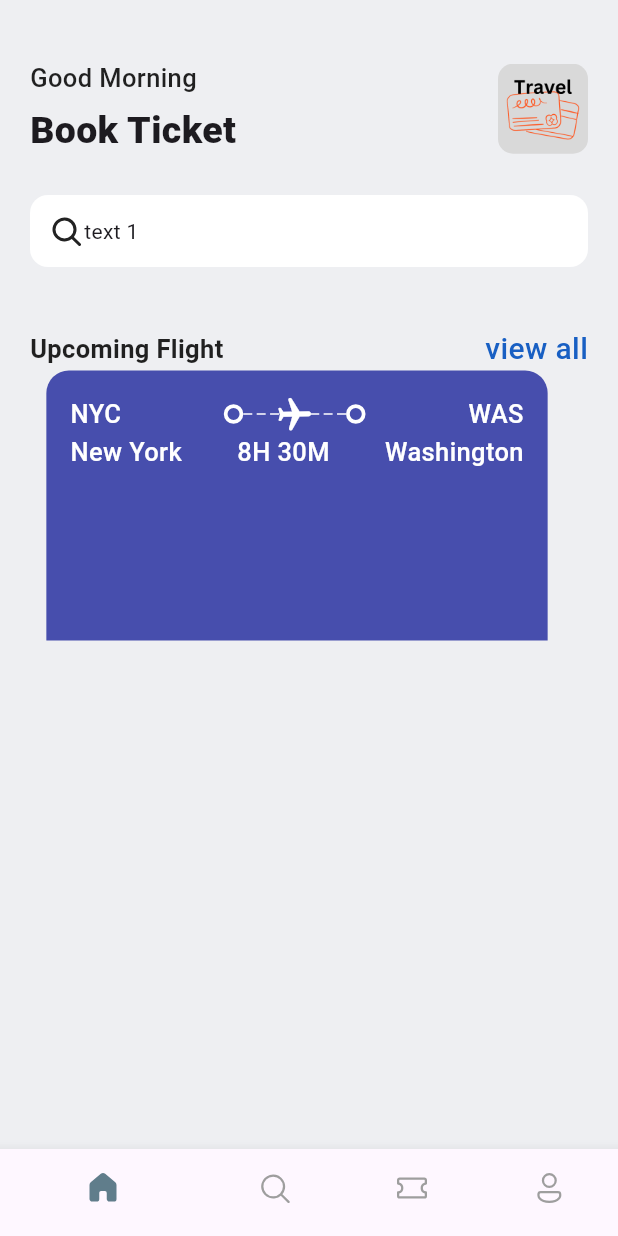
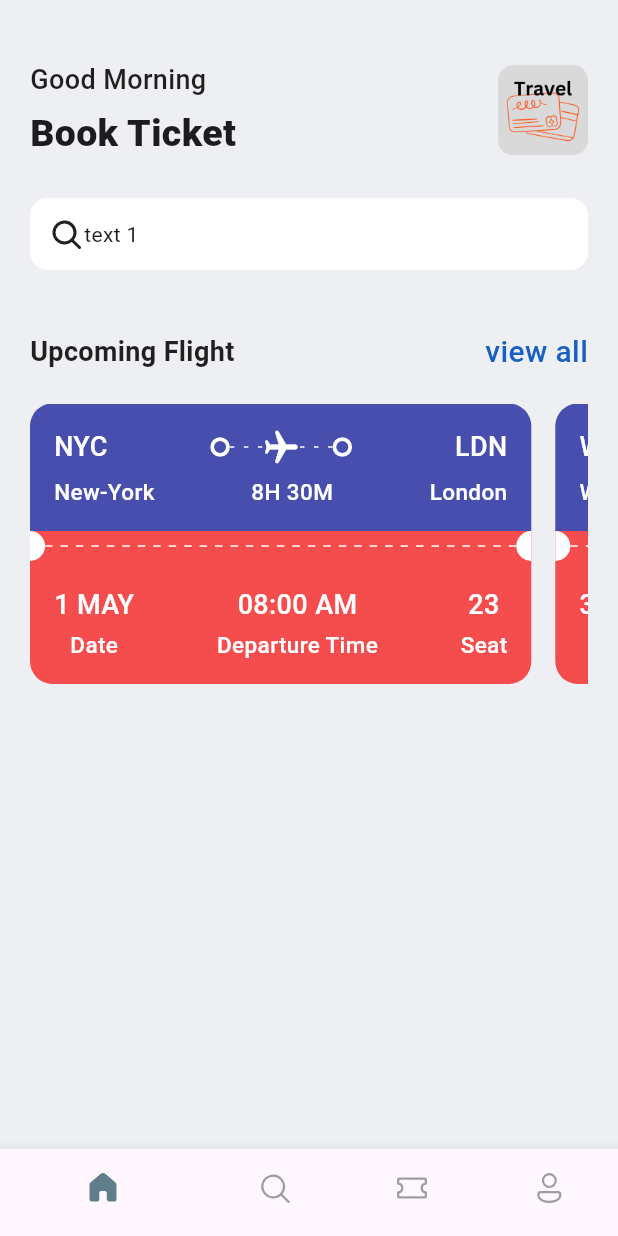
Before and after one commit to Jjphuan/Flutter-ticket_app, a Flutter app: the screen it shows after launch, on a phone screen of 412 x 824 dp. Run offline on Flutter 3.47's test engine with Material 3 defaults, Android fonts, the phone set to English and light mode, and no system bars; our stand-ins replace fluentui_icons.

Commit message:
update ticket scroll view

```diff
--- a/lib/base/res/Style/app_style.dart
+++ b/lib/base/res/Style/app_style.dart
@@ -7,10 +7,14 @@ class AppStyle {
   static Color primaryColor = primary;
   static Color textColor = Colors.black87;
   static Color inkWellColor = const Color.fromARGB(255, 24, 95, 195);
-  static Color tickerBlue = const Color.fromARGB(255, 71, 78, 173);
+  static Color ticketBlue = const Color.fromARGB(255, 71, 78, 173);
+  static Color ticketRed = const Color.fromARGB(255, 245, 77, 77);
 
   static TextStyle headTextSmall =
-      TextStyle(fontSize: 17, fontWeight: FontWeight.w500, color: textColor);
+      TextStyle(fontSize: 18, fontWeight: FontWeight.w500, color: textColor);
+
+  static TextStyle headTextSmaller =
+      TextStyle(fontSize: 15, fontWeight: FontWeight.w500, color: textColor);
 
   static TextStyle headTextBig =
       const TextStyle(fontSize: 25, fontWeight: FontWeight.w800);
--- /dev/null
+++ b/lib/base/utils/all_json.dart
@@ -0,0 +1,57 @@
+List<Map<String,dynamic>> ticketList = [
+  {
+    'from': {
+      'code': 'NYC',
+      'name': 'New-York'
+    },
+    'to':{
+      'code':'LDN',
+      'name': 'London'
+    },
+    'flying_time': '8H 30M',
+    'date': '1 MAY',
+    'departure_time': "08:00 AM",
+    'seat':23
+  },
+  {
+    'from': {
+      'code': 'WAS',
+      'name': 'Washington'
+    },
+    'to':{
+      'code':'LA',
+      'name': 'Los Angelas'
+    },
+    'flying_time': '6H 30M',
+    'date': '3 MAY',
+    'departure_time': "12:00 AM",
+    'seat':25
+  },
+  {
+    'from': {
+      'code': 'MIA',
+      'name': 'Miami'
+    },
+    'to':{
+      'code':'CHI',
+      'name': 'Chichago'
+    },
+    'flying_time': '9H 30M',
+    'date': '1 FEB',
+    'departure_time': "3:00 PM",
+    'seat':26
+  },{
+    'from': {
+      'code': 'LA',
+      'name': 'Los Angeles'
+    },
+    'to':{
+      'code':'NYC',
+      'name': 'New YOrk'
+    },
+    'flying_time': '12H 30M',
+    'date': '3 MARCH',
+    'departure_time': "1:00 PM",
+    'seat': 2
+  }
+];
--- /dev/null
+++ b/lib/base/widgets/big_circle.dart
@@ -0,0 +1,26 @@
+import 'package:flutter/material.dart';
+
+class BigCircle extends StatelessWidget {
+  final bool isRight;
+  const BigCircle({super.key, required this.isRight});
+
+  @override
+  Widget build(BuildContext context) {
+    return SizedBox(
+      height: 20,
+      width: 10,
+      child: DecoratedBox(
+          decoration: BoxDecoration(
+              color: Colors.white,
+              borderRadius: isRight==true? const BorderRadius.only(
+                  topLeft: Radius.circular(10),
+                  bottomLeft: Radius.circular(10)
+                  ): const BorderRadius.only(
+                    topRight: Radius.circular(10),
+                    bottomRight: Radius.circular(10)
+                  )
+              )
+          ),
+    );
+  }
+}
--- a/lib/base/widgets/builerlayout.dart
+++ b/lib/base/widgets/builerlayout.dart
@@ -2,26 +2,25 @@ import 'package:flutter/material.dart';
 
 class BuilderLayout extends StatelessWidget {
   final int randomDivider;
+  final double width;
 
-  const BuilderLayout({super.key,required this.randomDivider});
+  const BuilderLayout({super.key, required this.randomDivider, this.width=3});
 
   @override
   Widget build(BuildContext context) {
-    return LayoutBuilder(builder: (BuildContext context , BoxConstraints constraints){
+    return LayoutBuilder(
+        builder: (BuildContext context, BoxConstraints constraints) {
       return Flex(
         direction: Axis.horizontal,
         mainAxisAlignment: MainAxisAlignment.spaceBetween,
         children: List.generate(
-          (constraints.constrainWidth()/randomDivider).floor(),
-          (index) => SizedBox(
-            width: 6,
-            height: 1,
-            child: DecoratedBox(
-              decoration: BoxDecoration(
-                color: Colors.white
-              )
-            ),
-          )),
+            (constraints.constrainWidth() / randomDivider).floor(),
+            (index) => SizedBox(
+                  width: width,
+                  height: 1,
+                  child: DecoratedBox(
+                      decoration: BoxDecoration(color: Colors.white)),
+                )),
       );
     });
   }
--- /dev/null
+++ b/lib/base/widgets/ticket_bigText.dart
@@ -0,0 +1,14 @@
+import 'package:flutter/material.dart';
+import 'package:ticket_app/base/res/Style/app_style.dart';
+
+class TicketBigtext extends StatelessWidget {
+  final String text;
+
+  const TicketBigtext({super.key, required this.text});
+
+  @override
+  Widget build(BuildContext context) {
+    return Text(text,
+        style: AppStyle.headTextSmall.copyWith(color: Colors.white));
+  }
+}
--- /dev/null
+++ b/lib/base/widgets/ticket_column.dart
@@ -0,0 +1,23 @@
+import 'package:flutter/material.dart';
+import 'package:ticket_app/base/widgets/ticket_bigText.dart';
+import 'package:ticket_app/base/widgets/ticket_smallText.dart';
+
+class TicketColumn extends StatelessWidget {
+  final String toptext;
+  final String bottomtext;
+  final CrossAxisAlignment crossAxisAlignment;
+
+  const TicketColumn({super.key, required this.toptext,required this.bottomtext,
+                  required this.crossAxisAlignment});
+
+  @override
+  Widget build(BuildContext context) {
+    return Column(
+      children: [
+        TicketBigtext(text: toptext,),
+        const SizedBox(height: 3,),
+        TicketSmalltext(text: bottomtext)
+      ],
+    );
+  }
+}
--- /dev/null
+++ b/lib/base/widgets/ticket_smallText.dart
@@ -0,0 +1,16 @@
+import 'package:flutter/material.dart';
+import 'package:ticket_app/base/res/Style/app_style.dart';
+
+class TicketSmalltext extends StatelessWidget {
+  final String text;
+  final TextAlign align;
+
+  const TicketSmalltext({super.key, required this.text,this.align=TextAlign.start});
+
+  @override
+  Widget build(BuildContext context) {
+    return Text(text,
+    textAlign: align,
+        style: AppStyle.headTextSmaller.copyWith(color: Colors.white,));
+  }
+}
--- a/lib/base/widgets/ticket_view.dart
+++ b/lib/base/widgets/ticket_view.dart
@@ -1,63 +1,130 @@
 import 'package:flutter/material.dart';
 import 'package:ticket_app/base/res/Style/app_style.dart';
+import 'package:ticket_app/base/widgets/big_circle.dart';
 import 'package:ticket_app/base/widgets/bigdot.dart';
 import 'package:ticket_app/base/widgets/builerlayout.dart';
+import 'package:ticket_app/base/widgets/ticket_bigText.dart';
+import 'package:ticket_app/base/widgets/ticket_column.dart';
 
 class TicketView extends StatelessWidget {
-  const TicketView({super.key});
+  final Map<String, dynamic> ticket;
+  const TicketView({super.key , required this.ticket });
 
   @override
   Widget build(BuildContext context) {
     final size = MediaQuery.of(context).size;
 
     return SizedBox(
-      width: size.width*0.85,
-      height: 180,
+      width: size.width * 0.85,
+      height: 190,
       child: Container(
         margin: EdgeInsets.only(right: 16),
+        child: Column(
+          children: [
+            Container(
               padding: EdgeInsets.all(16),
               decoration: BoxDecoration(
-            borderRadius:BorderRadius.only(topLeft: Radius.circular(15),topRight: Radius.circular(15)),
-            color: AppStyle.tickerBlue,
+                borderRadius: BorderRadius.only(
+                    topLeft: Radius.circular(15),
+                    topRight: Radius.circular(15)),
+                color: AppStyle.ticketBlue,
               ),
-          child: Column(children: [
+              child: Column(
+                children: [
                   Row(
                     children: [
-                Text("NYC",style: AppStyle.headTextSmall.copyWith(color: Colors.white),),
+                      TicketBigtext(text: ticket['from']['code']),
                       Expanded(child: Container()),
                       const BigDot(),
-                Expanded(child: Stack(
+                      Expanded(
+                          child: Stack(
                         children: [
                           const SizedBox(
                               height: 26,
-                    child: BuilderLayout(randomDivider: 8)
-                  ),
+                              child: BuilderLayout(randomDivider: 8)),
                           Center(
                             child: Transform.rotate(
-                        angle: 1.55,
+                              angle: 1.57,
                               child: const Icon(
                                 Icons.local_airport_rounded,
                                 color: Colors.white,
                                 size: 26,
                               ),
-                    ),)
+                            ),
+                          )
                         ],
                       )),
                       const BigDot(),
                       Expanded(child: Container()),
-                Text("WAS",style: AppStyle.headTextSmall.copyWith(color: Colors.white),)
+                      TicketBigtext(text: ticket['to']['code'])
                     ],
                   ),
+                  const SizedBox(height: 6),
                   Row(
                     children: [
-                Text("New York",style: AppStyle.headTextSmall.copyWith(color: Colors.white),),
+                      Text(ticket['from']['name'],
+                          style: AppStyle.headTextSmaller
+                              .copyWith(color: Colors.white)),
                       Expanded(child: Container()),
-                Text("8H 30M",style: AppStyle.headTextSmall.copyWith(color:Colors.white)),
+                      Text(ticket['flying_time'],
+                          style: AppStyle.headTextSmaller
+                              .copyWith(color: Colors.white)),
                       Expanded(child: Container()),
-                Text("Washington",style: AppStyle.headTextSmall.copyWith(color: Colors.white),)
+                      Text(ticket['to']['name'],
+                          style: AppStyle.headTextSmaller
+                              .copyWith(color: Colors.white))
                     ],
                   )
-          ],),
+                ],
+              ),
+            ),
+            Container(
+              color: AppStyle.ticketRed,
+              child: const Row(
+                children: [
+                  BigCircle(
+                    isRight: false,
+                  ),
+                  Expanded(
+                    child: BuilderLayout(
+                      randomDivider: 10,
+                      width: 5,
+                    ),
+                  ),
+                  BigCircle(
+                    isRight: true,
+                  )
+                ],
+              ),
+            ),
+            Container(
+              padding: const EdgeInsets.all(16),
+              decoration: BoxDecoration(
+                borderRadius: const BorderRadius.only(
+                    bottomLeft: Radius.circular(15),
+                    bottomRight: Radius.circular(15)),
+                color: AppStyle.ticketRed,
+              ),
+              child: Row(
+                mainAxisAlignment: MainAxisAlignment.spaceBetween,
+                children: [
+                  TicketColumn(
+                      toptext: ticket['date'],
+                      bottomtext: "Date",
+                      crossAxisAlignment: CrossAxisAlignment.start),
+                  TicketColumn(
+                      toptext: ticket['departure_time'],
+                      bottomtext: "Departure Time",
+                      crossAxisAlignment: CrossAxisAlignment.center),
+                  TicketColumn(
+                      toptext: ticket['seat'].toString(),
+                      bottomtext: "Seat",
+                      crossAxisAlignment: CrossAxisAlignment.start),
+                ],
+              ),
+            ),
+          ],
+        ),
       ),
     );
   }
--- a/lib/screens/home_screen.dart
+++ b/lib/screens/home_screen.dart
@@ -5,6 +5,7 @@ import 'package:ticket_app/base/res/Style/app_style.dart';
 import 'package:ticket_app/base/res/media.dart';
 import 'package:ticket_app/base/widgets/app_double_text.dart';
 import 'package:ticket_app/base/widgets/ticket_view.dart';
+import 'package:ticket_app/base/utils/all_json.dart';
 
 class HomeScreen extends StatelessWidget {
   const HomeScreen({super.key});
@@ -57,8 +58,15 @@ class HomeScreen extends StatelessWidget {
                   ),
                 ),
                 const SizedBox(height: 40,),
-                AppDoubleText(bigText: 'Upcoming Flight',smallText: 'view all',),
-                TicketView(),
+                const AppDoubleText(bigText: 'Upcoming Flight',smallText: 'view all',),
+                const SizedBox(height: 20),
+                SingleChildScrollView(
+                  scrollDirection: Axis.horizontal,
+                  child: Row(
+                    children: ticketList.take(4).map((singleTicket)=>
+                    TicketView(ticket: singleTicket,)).toList(),
+                  )
+                ),
               ],
             ),
           ),
```
Lines whose indentation alone changed are shown as unchanged.
